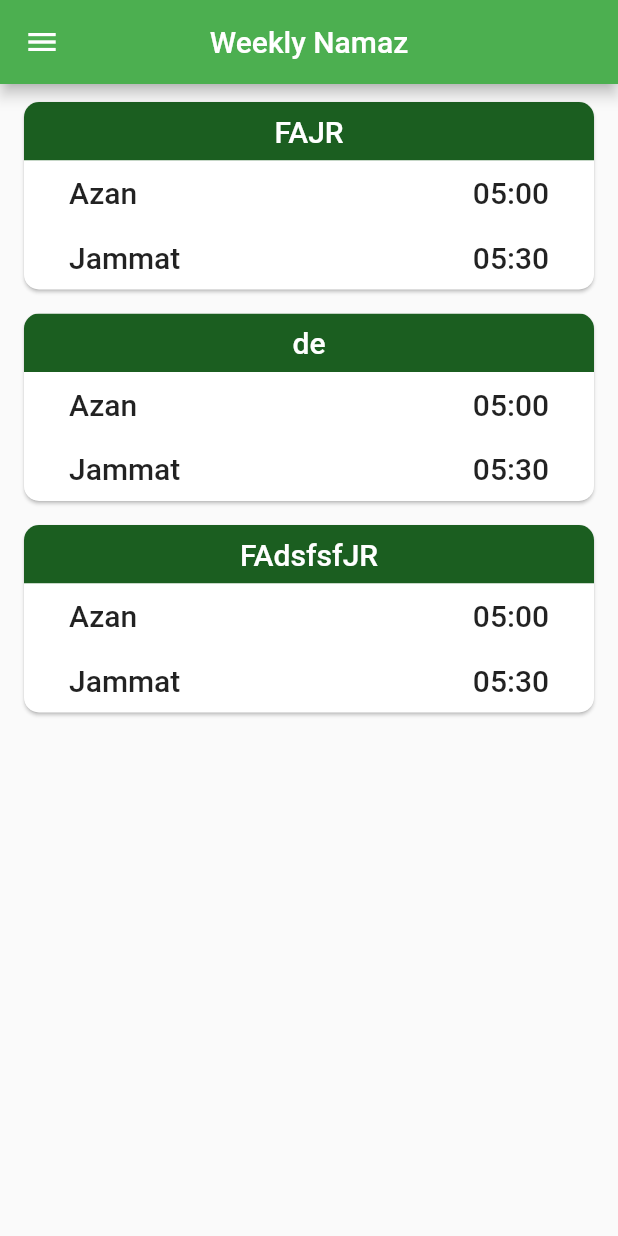
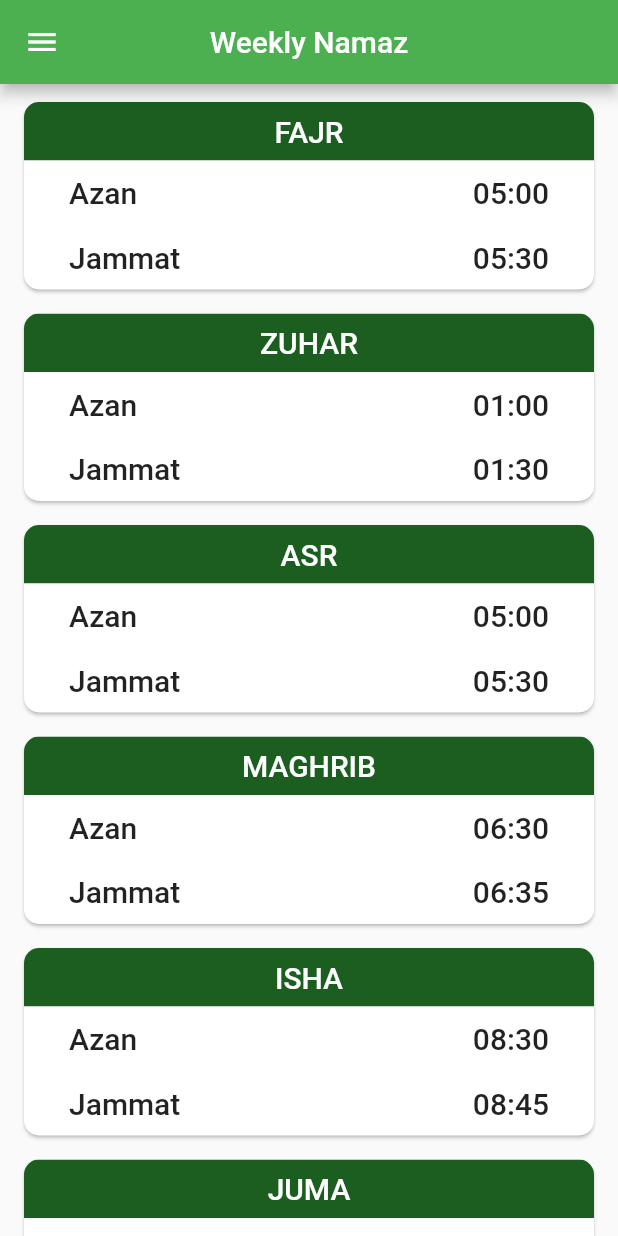
Before and after one commit to SayyadAaysha123/MasjitVendorApp, a Flutter app: the Home screen opened directly, on a phone screen of 412 x 824 dp. Run offline on Flutter 3.47's test engine with Material 2 defaults, Android fonts, the phone set to English and light mode, and no system bars; our stand-ins replace carousel_slider, flutter_time_picker_spinner.

Commit message:
Few changes

```diff
--- a/lib/model/weekly_namaz.dart
+++ b/lib/model/namaz_time.dart
@@ -1,11 +1,11 @@
-class WeeklyNamaz {
+class NamazTime {
   String? day;
   String? azan;
   String? jammt;
 
-  WeeklyNamaz({this.day, this.azan, this.jammt});
+  NamazTime({this.day, this.azan, this.jammt});
 
-  WeeklyNamaz.fromJson(Map<String, dynamic> json) {
+  NamazTime.fromJson(Map<String, dynamic> json) {
     day = json['day'];
     azan = json['azan'];
     jammt = json['jammt'];
--- a/lib/screens/home.dart
+++ b/lib/screens/home.dart
@@ -1,7 +1,7 @@
 import 'package:flutter/material.dart';
 import 'package:masjit_vendor_app/screens/sahr.dart';
 import 'package:masjit_vendor_app/widget/edit_trustee.dart';
-import 'package:masjit_vendor_app/screens/namaz_time.dart';
+import 'package:masjit_vendor_app/screens/manage_time.dart';
 import 'package:masjit_vendor_app/screens/trustee.dart';
 
 class Home extends StatefulWidget {
@@ -14,7 +14,7 @@ class Home extends StatefulWidget {
 class _HomeState extends State<Home> {
   String _title = 'Weekly Namaz';
   final int _page = 0;
-  Widget _widget = const NamazTime();
+  Widget _widget = ManageTime();
   List<Widget> _actions = <Widget>[];
 
   @override
@@ -30,7 +30,7 @@ class _HomeState extends State<Home> {
     switch (page) {
       case 0:
         _title = 'Weekley Namaz Time';
-        _widget = const NamazTime();
+        _widget = ManageTime();
         _actions = [];
         break;
       case 1:
@@ -60,10 +60,7 @@ class _HomeState extends State<Home> {
                       ),
                     ),
                     builder: (context) {
-                      return FractionallySizedBox(
-                        heightFactor: 0.7,
-                        child: EditTrustee(),
-                      );
+                      return EditTrustee();
                     });
               },
               icon: const Icon(Icons.add_circle))
--- /dev/null
+++ b/lib/screens/manage_time.dart
@@ -0,0 +1,50 @@
+import 'package:flutter/material.dart';
+import 'package:masjit_vendor_app/model/namaz_time.dart';
+import 'package:masjit_vendor_app/widget/edit_namz_time.dart';
+import 'package:masjit_vendor_app/widget/namaz_time_card.dart';
+
+class ManageTime extends StatelessWidget {
+  ManageTime({Key? key}) : super(key: key);
+  final _time = [
+    NamazTime(day: 'FAJR', azan: '05:00', jammt: '05:30'),
+    NamazTime(day: 'ZUHAR', azan: '01:00', jammt: '01:30'),
+    NamazTime(day: 'ASR', azan: '05:00', jammt: '05:30'),
+    NamazTime(day: 'MAGHRIB', azan: '06:30', jammt: '06:35'),
+    NamazTime(day: 'ISHA', azan: '08:30', jammt: '08:45'),
+    NamazTime(day: 'JUMA', azan: '01:45', jammt: '02:30'),
+  ];
+
+  @override
+  Widget build(BuildContext context) {
+    return ListView(
+      padding: const EdgeInsets.symmetric(
+        horizontal: 8,
+        vertical: 4,
+      ),
+      physics: const BouncingScrollPhysics(),
+      children: [
+        for (var time in _time)
+          InkWell(
+            onTap: () {
+              showModalBottomSheet(
+                  context: context,
+                  isScrollControlled: true,
+                  shape: const RoundedRectangleBorder(
+                    borderRadius: BorderRadius.only(
+                      topLeft: Radius.circular(20),
+                      topRight: Radius.circular(20),
+                    ),
+                  ),
+                  builder: (context) {
+                    return const FractionallySizedBox(
+                      heightFactor: 0.7,
+                      child: EditNamazTime(),
+                    );
+                  });
+            },
+            child: NamazTimeCard(time: time),
+          ),
+      ],
+    );
+  }
+}
--- a/lib/screens/namaz_time.dart
+++ /dev/null
@@ -1,25 +0,0 @@
-import 'package:flutter/material.dart';
-import 'package:masjit_vendor_app/widget/namaz_time_card.dart';
-
-class NamazTime extends StatelessWidget {
-  const NamazTime({Key? key}) : super(key: key);
-  final _time = const [
-    {'title': 'FAJR', 'azan': '05:00', 'jammt': '05:30'},
-    {'title': 'de', 'azan': '05:00', 'jammt': '05:30'},
-    {'title': 'FAdsfsfJR', 'azan': '05:00', 'jammt': '05:30'},
-  ];
-
-  @override
-  Widget build(BuildContext context) {
-    return ListView(
-      padding: const EdgeInsets.symmetric(
-        horizontal: 8,
-        vertical: 4,
-      ),
-      physics: const BouncingScrollPhysics(),
-      children: [
-        for (var time in _time) NamazTimeCard(time: time),
-      ],
-    );
-  }
-}
--- a/lib/widget/namaz_time_card.dart
+++ b/lib/widget/namaz_time_card.dart
@@ -1,5 +1,5 @@
 import 'package:flutter/material.dart';
-import 'package:masjit_vendor_app/widget/edit_namz_time.dart';
+import 'package:masjit_vendor_app/model/namaz_time.dart';
 
 class NamazTimeCard extends StatelessWidget {
   const NamazTimeCard({
@@ -7,7 +7,7 @@ class NamazTimeCard extends StatelessWidget {
     required this.time,
   }) : super(key: key);
 
-  final Map<String, String> time;
+  final NamazTime time;
 
   @override
   Widget build(BuildContext context) {
@@ -17,24 +17,6 @@ class NamazTimeCard extends StatelessWidget {
       shape: RoundedRectangleBorder(
         borderRadius: BorderRadius.circular(10),
       ),
-      child: InkWell(
-        onTap: () {
-          showModalBottomSheet(
-              context: context,
-              isScrollControlled: true,
-              shape: const RoundedRectangleBorder(
-                borderRadius: BorderRadius.only(
-                  topLeft: Radius.circular(20),
-                  topRight: Radius.circular(20),
-                ),
-              ),
-              builder: (context) {
-                return const FractionallySizedBox(
-                  heightFactor: 0.7,
-                  child: EditNamazTime(),
-                );
-              });
-        },
       child: Column(children: [
         ClipRRect(
           borderRadius: const BorderRadius.only(
@@ -44,7 +26,7 @@ class NamazTimeCard extends StatelessWidget {
             padding: const EdgeInsets.all(8),
             width: double.infinity,
             child: Text(
-                time['title']!,
+              time.day!,
               style: _textStyle?.copyWith(
                 color: Colors.white,
               ),
@@ -62,7 +44,7 @@ class NamazTimeCard extends StatelessWidget {
                 style: _textStyle,
               ),
               Text(
-                  time['azan']!,
+                time.azan!,
                 style: _textStyle,
               )
             ],
@@ -78,14 +60,13 @@ class NamazTimeCard extends StatelessWidget {
                 style: _textStyle,
               ),
               Text(
-                  time['jammt']!,
+                time.jammt!,
                 style: _textStyle,
               )
             ],
           ),
         )
       ]),
-      ),
     );
   }
 }
```
Also changed, not shown: lib/screens/sahr.dart (+19 -20 lines), lib/widget/edit_trustee.dart (+7 -1 lines). Lines whose indentation alone changed are shown as unchanged.
